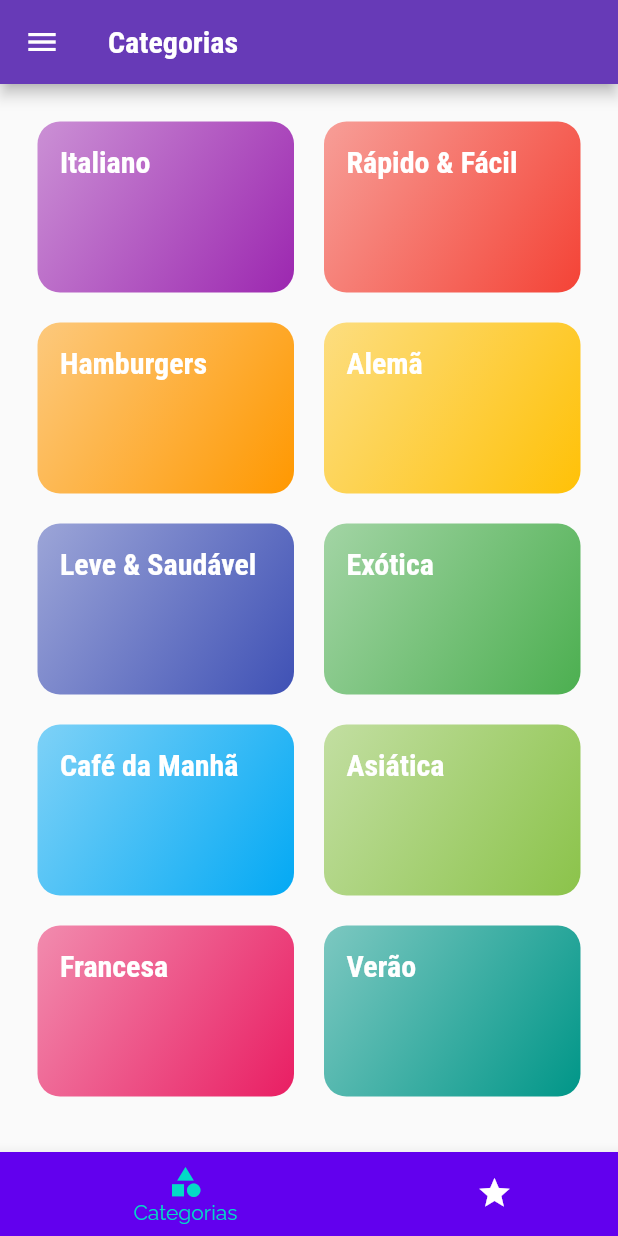
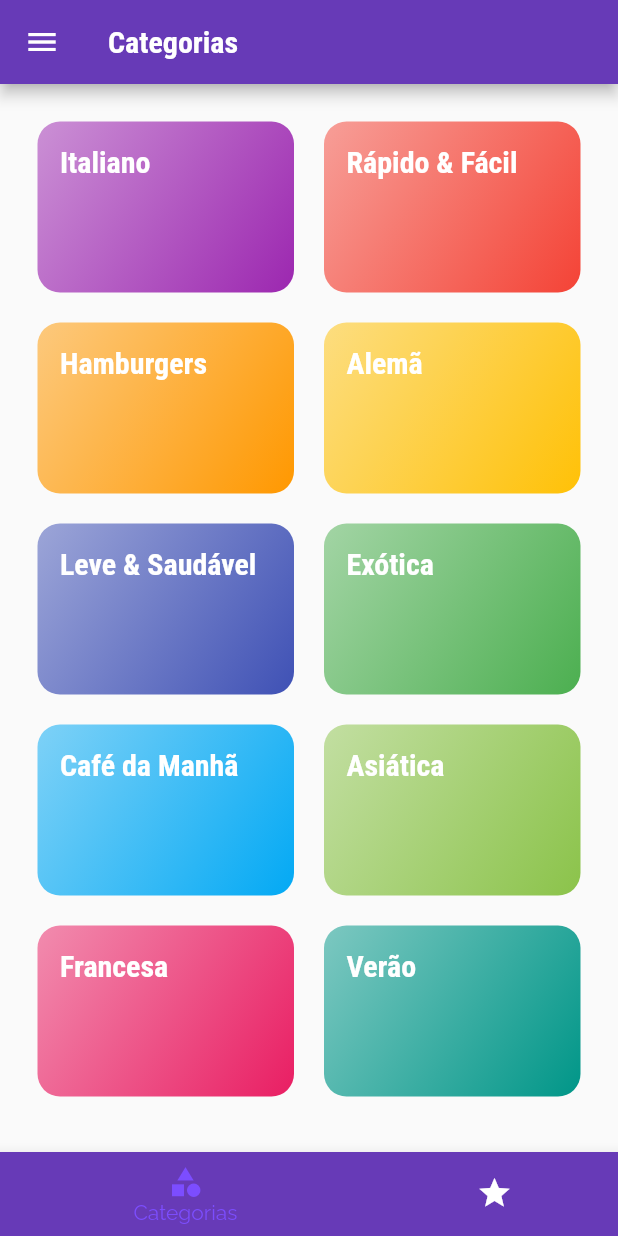
Before and after one commit to joaoffnogueira/purple_recipes, a Flutter app: the screen it shows after launch, on a phone screen of 412 x 824 dp. Run offline on Flutter 3.47's test engine with Material 2 defaults, Android fonts, the phone set to English and light mode, and no system bars.

Commit message:
Fix Colors

```diff
--- a/lib/components/main_drawer.dart
+++ b/lib/components/main_drawer.dart
@@ -30,14 +30,14 @@ class MainDrawer extends StatelessWidget {
           height: 120,
           width: double.infinity,
           padding: const EdgeInsets.all(20),
-          color: const ColorScheme.light().secondary,
+          color: Theme.of(context).colorScheme.secondary,
           alignment: Alignment.bottomRight,
           child: Text(
             'Vamos cozinhar?',
             style: TextStyle(
               fontWeight: FontWeight.w900,
               fontSize: 30,
-              color: const ColorScheme.light().primary,
+              color: Theme.of(context).colorScheme.primary,
             ),
           ),
         ),
--- a/lib/screens/categories_meals_screen.dart
+++ b/lib/screens/categories_meals_screen.dart
@@ -23,6 +23,7 @@ class CategoriesMealsScreen extends StatelessWidget {
         title: Text(category.title),
       ),
       body: ListView.builder(
+        itemCount: categoryMeals.length,
         itemBuilder: ((context, index) {
           return MealItem(
             meal: categoryMeals[index],
--- a/lib/screens/tabs_screen.dart
+++ b/lib/screens/tabs_screen.dart
@@ -53,19 +53,19 @@ class _TabScreenState extends State<TabScreen> {
       body: _screens[_selectedScreenIndex],
       bottomNavigationBar: BottomNavigationBar(
           onTap: _selectScreen,
-          backgroundColor: const ColorScheme.light().primary,
+          backgroundColor: Theme.of(context).colorScheme.primary,
           unselectedItemColor: Colors.white,
-          selectedItemColor: const ColorScheme.light().secondary,
+          selectedItemColor: Theme.of(context).colorScheme.secondary,
           currentIndex: _selectedScreenIndex,
           type: BottomNavigationBarType.shifting,
           items: [
             BottomNavigationBarItem(
-              backgroundColor: const ColorScheme.light().primary,
+              backgroundColor: Theme.of(context).colorScheme.primary,
               icon: const Icon(Icons.category),
               label: 'Categorias',
             ),
             BottomNavigationBarItem(
-              backgroundColor: const ColorScheme.light().primary,
+              backgroundColor: Theme.of(context).colorScheme.primary,
               icon: const Icon(Icons.star),
               label: 'Categorias',
             ),
```
